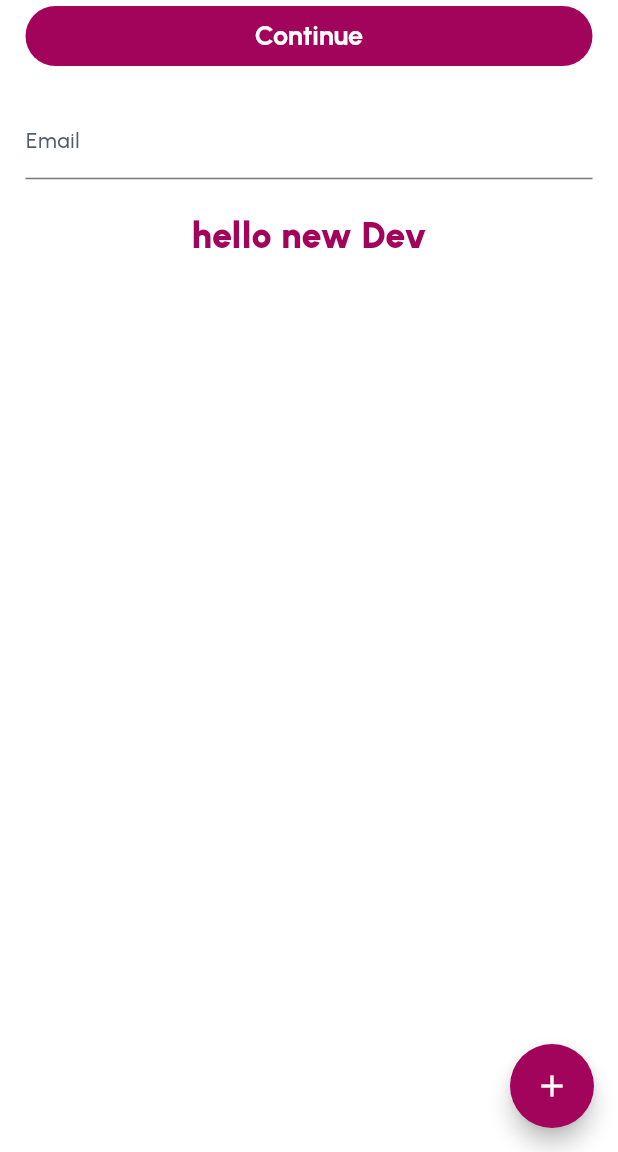
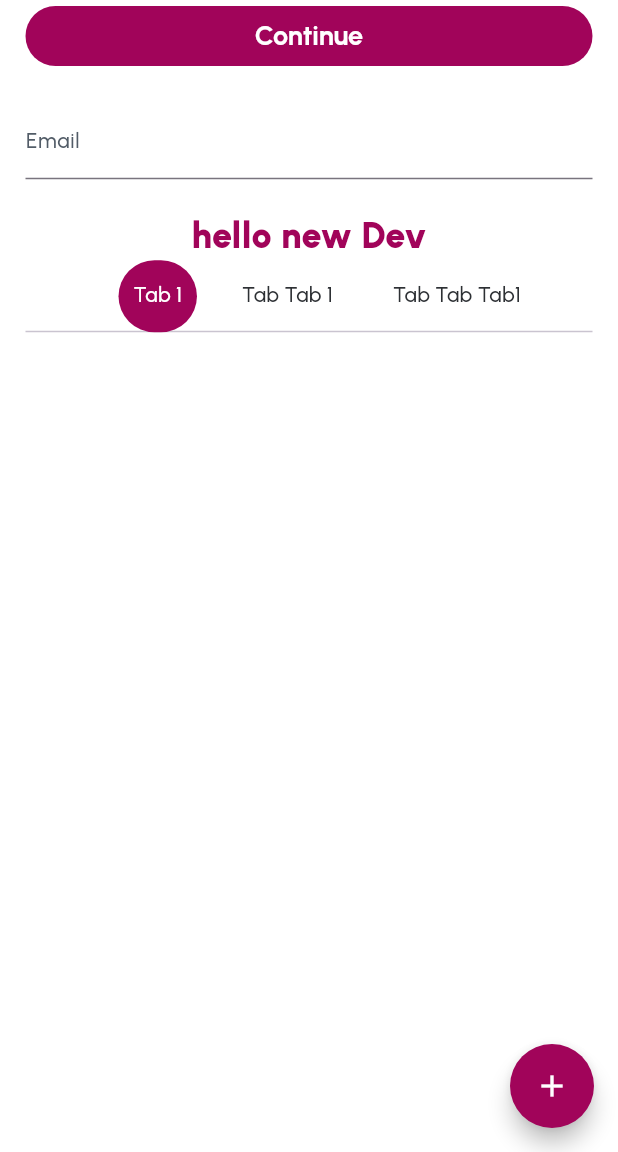
Before and after one commit to Rahat7288/new_structure, a Flutter app: the screen it shows after launch, on a phone screen of 412 x 824 dp, the part 84-1236 px from its top. Run offline on Flutter 3.47's test engine with Material 3 defaults, Android fonts, the phone set to English and light mode, and no system bars; our stand-ins replace dio, flutter_bloc, google_fonts, pretty_dio_logger, shared_preferences.

Commit message:
tried to update tab bar design

```diff
--- a/lib/core/services/bloc_provider_services/bloc_provider_services.dart
+++ b/lib/core/services/bloc_provider_services/bloc_provider_services.dart
@@ -1,6 +1,5 @@
 import 'package:flutter_bloc/flutter_bloc.dart';
-
-import '../../theme_datas/theme_cubit.dart';
+import '../../theme_data/theme_cubit.dart';
 
 class BlocProviderServices {
   static List<BlocProvider> providers(){
--- a/lib/core/theme_datas/app_theme.dart
+++ b/lib/core/theme_data/app_theme.dart
@@ -11,4 +11,5 @@ abstract class AppTheme {
   IconButtonThemeData get iconButtonThemeData;
   FloatingActionButtonThemeData get floatingActionButtonThemeData;
   InputDecorationTheme get inputDecorationTheme;
+  TabBarThemeData get tabBarThemeData;
 }
--- a/lib/core/theme_datas/light_theme/light_theme.dart
+++ b/lib/core/theme_data/light_theme/light_theme.dart
@@ -1,9 +1,8 @@
 import 'package:flutter/material.dart';
-import 'package:new_structure/core/theme_datas/colors/app_colors.dart';
-import 'package:new_structure/core/theme_datas/colors/colors.dart';
-import 'package:new_structure/core/theme_datas/text_style_guide/text_styles.dart';
-
 import '../app_theme.dart';
+import '../colors/app_colors.dart';
+import '../colors/colors.dart';
+import '../text_style_guide/text_styles.dart';
 
 class LightTheme extends AppTheme {
   @override
@@ -73,17 +72,34 @@ class LightTheme extends AppTheme {
   ThemeData get themeData => ThemeData(
     useMaterial3: true,
     scaffoldBackgroundColor: colors.background,
+    // shadowColor: colors.,
     appBarTheme: AppBarTheme(
       backgroundColor: colors.primary,
       foregroundColor: colors.background,
     ),
+
     filledButtonTheme: filledButtonThemeData,
     floatingActionButtonTheme: floatingActionButtonThemeData,
     iconButtonTheme: iconButtonThemeData,
     inputDecorationTheme: inputDecorationTheme,
     textButtonTheme: textButtonThemeData,
+    tabBarTheme:tabBarThemeData,
     textTheme: textTheme,
 
+  );
+
+  @override
+  TabBarThemeData get tabBarThemeData => TabBarThemeData(
+    labelPadding: EdgeInsets.symmetric(horizontal: 10),
+    labelColor: colors.background,
+    unselectedLabelColor: colors.titleText2,
+
+    indicator: BoxDecoration(
+      color: colors.primary,
+     borderRadius: BorderRadius.circular(100),
+      shape: BoxShape.rectangle,
+    ),
+    //   indicatorColor: colors.primary,
   );
 
 }
--- a/lib/core/theme_datas/text_style_guide/text_styles.dart
+++ b/lib/core/theme_data/text_style_guide/text_styles.dart
@@ -1,7 +1,6 @@
 import 'package:flutter/material.dart';
 import 'package:google_fonts/google_fonts.dart';
-import 'package:new_structure/core/theme_datas/colors/app_colors.dart';
-import 'package:new_structure/core/theme_datas/colors/colors.dart';
+import '../colors/colors.dart';
 
 class TextStyles {
   // header text styles ===================
--- a/lib/core/theme_datas/theme_cubit.dart
+++ b/lib/core/theme_data/theme_cubit.dart
@@ -1,7 +1,7 @@
 import 'package:flutter/material.dart';
 import 'package:flutter_bloc/flutter_bloc.dart';
-import 'package:new_structure/core/theme_datas/colors/app_colors.dart';
 import 'app_theme.dart';
+import 'colors/app_colors.dart';
 import 'light_theme/light_theme.dart';
 
 extension ThemeExtension on BuildContext{
--- a/lib/features/login/presentations/views/login_view.dart
+++ b/lib/features/login/presentations/views/login_view.dart
@@ -1,6 +1,5 @@
 import 'package:flutter/material.dart';
-import 'package:new_structure/core/theme_datas/theme_cubit.dart';
-
+import 'package:new_structure/core/theme_data/theme_cubit.dart';
 class LoginView extends StatelessWidget {
   const LoginView({super.key});
 
@@ -12,6 +11,8 @@ class LoginView extends StatelessWidget {
       ),
       body: Padding(
         padding: const EdgeInsets.symmetric(horizontal: 17),
+        child: DefaultTabController(
+          length: 3,
           child: Column(
             crossAxisAlignment: CrossAxisAlignment.start,
             children: [
@@ -50,7 +51,41 @@ class LoginView extends StatelessWidget {
               // (){}, child: Icon(Icons.add),
               // )
 
+              SizedBox(
+                width: double.maxFinite,
+                child: TabBar(
+                  isScrollable: true,
+                  tabs: [
+                    Tab(
+                     child: Container(
+                       padding: EdgeInsets.symmetric(horizontal: 10),
+                         child: Center(
+                             child: Text('Tab 1'),
+                         ),
+                     ),
+                    ),
+                    Tab(
+                      child: Container(
+                        padding: EdgeInsets.symmetric(horizontal: 10),
+                        child: Center(
+                          child: Text('Tab Tab 1'),
+                        ),
+                      ),
+                    ),
+                    Tab(
+                      child: Container(
+                        padding: EdgeInsets.symmetric(horizontal: 10),
+                        child: Center(
+                          child: Text('Tab Tab Tab1'),
+                        ),
+                      ),
+                    ),
                   ],
+                ),
+              )
+
+            ],
+          ),
         ),
       ),
       floatingActionButton: FloatingActionButton(
--- a/lib/main.dart
+++ b/lib/main.dart
@@ -1,10 +1,8 @@
 import 'package:flutter/material.dart';
 import 'package:flutter_bloc/flutter_bloc.dart';
-import 'package:new_structure/core/theme_datas/app_theme.dart';
-import 'package:new_structure/core/theme_datas/light_theme/light_theme.dart';
-
 import 'core/services/bloc_provider_services/bloc_provider_services.dart';
-import 'core/theme_datas/theme_cubit.dart';
+import 'core/theme_data/app_theme.dart';
+import 'core/theme_data/theme_cubit.dart';
 import 'features/login/presentations/views/login_view.dart';
 
 void main() {
```
Also changed, not shown: lib/core/theme_data/colors/app_colors.dart (renamed from lib/core/theme_datas/colors/app_colors.dart), lib/core/theme_data/colors/colors.dart (renamed from lib/core/theme_datas/colors/colors.dart), lib/core/theme_data/dark_theme/dark_theme.dart (added). Lines whose indentation alone changed are shown as unchanged.
